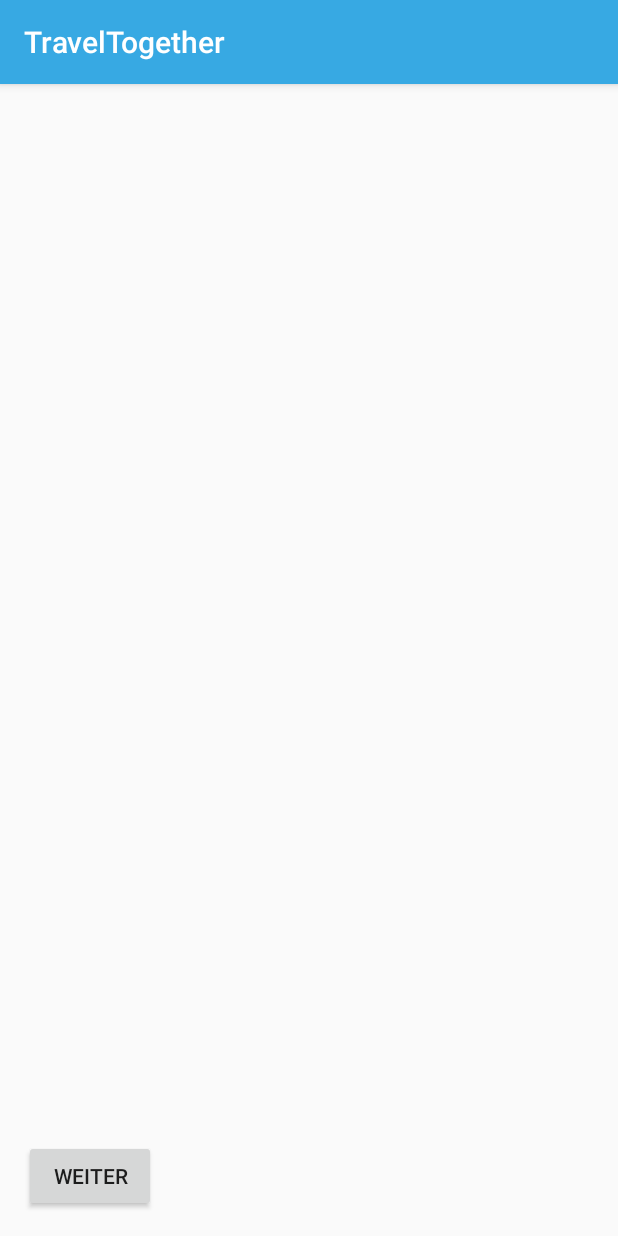
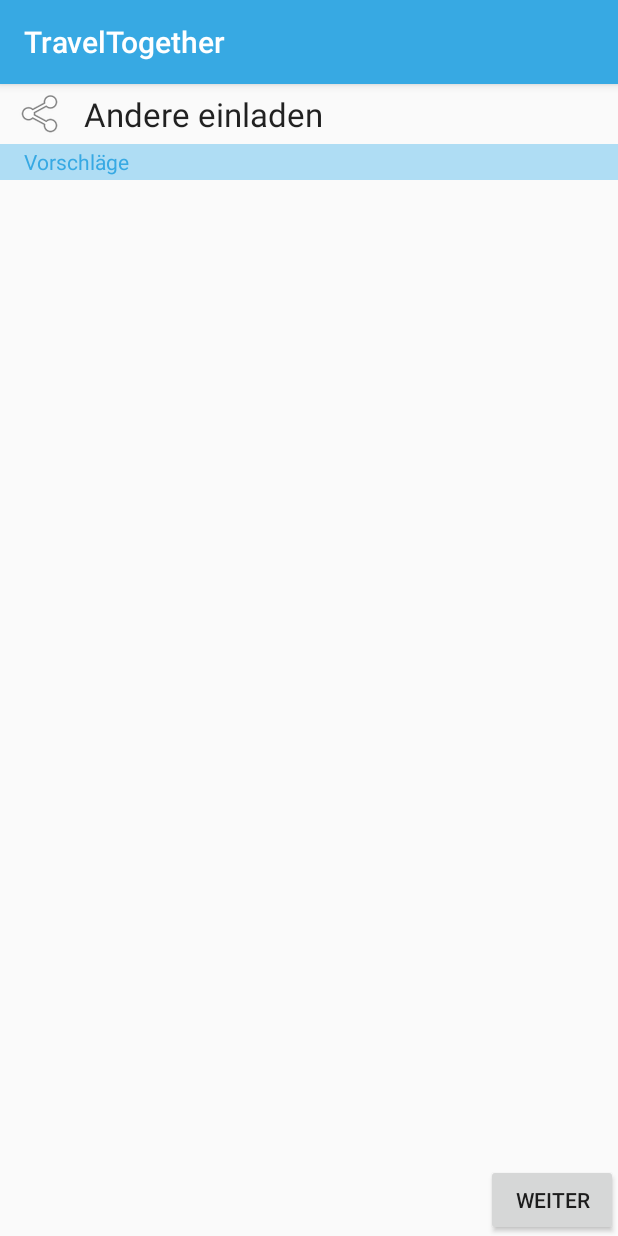
Before and after one commit to chrizzly765/Travel2gether, an Android app: the InvitationActivity screen opened directly, with no data from a screen before it, on a phone screen of 412 x 824 dp. Run offline under Robolectric (Android 15) with nearby library versions, the phone set to English and light mode, and no system bars.

Commit message:
Layout Invitation

```diff
--- a/app/src/main/res/layout/activity_invitation.xml
+++ b/app/src/main/res/layout/activity_invitation.xml
@@ -1,13 +1,11 @@
 <?xml version="1.0" encoding="utf-8"?>
-<LinearLayout xmlns:android="http://schemas.android.com/apk/res/android"
+<RelativeLayout xmlns:android="http://schemas.android.com/apk/res/android"
     xmlns:tools="http://schemas.android.com/tools"
     android:layout_width="match_parent"
     android:layout_height="match_parent"
-    android:paddingBottom="@dimen/activity_vertical_margin"
-    android:paddingLeft="@dimen/activity_horizontal_margin"
-    android:paddingRight="@dimen/activity_horizontal_margin"
-    android:paddingTop="@dimen/activity_vertical_margin"
-    tools:context="de.traveltogether.invitation.InvitationActivity">
+    tools:context="de.traveltogether.invitation.InvitationActivity"
+    android:orientation="horizontal">
+
 
     <!--fragment
         android:id="@+id/fragment_invitation"
@@ -16,25 +14,28 @@
         android:layout_height="wrap_content"
         tools:layout="@layout/abc_activity_chooser_view" /-->
 
-    <Button
-        android:layout_width="wrap_content"
-        android:layout_height="wrap_content"
-        android:text="Weiter"
-        android:id="@+id/invitation_button_continue"
-        android:layout_gravity="bottom" />
-
     <RelativeLayout
         android:id = "@+id/fragment_invitation_container"
         android:layout_width="wrap_content"
-        android:layout_height="40dp"
+        android:layout_height="wrap_content"
 
-            />
-    <!--ImageButton
+        android:layout_alignParentEnd="true"
+        android:paddingTop="64dp"
+        android:layout_marginLeft="8dp"
+        android:layout_marginRight="8dp" />
+
+    <LinearLayout
+        android:orientation="horizontal"
+        android:layout_width="fill_parent"
+        android:layout_height="40dp">
+
+        <ImageButton
             android:layout_width="wrap_content"
-        android:layout_height="43dp"
+            android:layout_height="fill_parent"
             android:id="@+id/button_invite"
             android:src="@android:drawable/ic_menu_share"
-        android:backgroundTint="@color/abc_background_cache_hint_selector_material_light" />
+            android:backgroundTint="@color/abc_background_cache_hint_selector_material_light"
+            android:layout_gravity="center_vertical" />
 
         <TextView
             android:layout_width="wrap_content"
@@ -43,6 +44,34 @@
             android:text="Andere einladen"
             android:id="@+id/text_invite"
             android:autoText="true"
-        android:layout_marginTop="10dp" /-->
+            android:layout_gravity="center_vertical" />
+    </LinearLayout>
 
+    <LinearLayout
+        android:orientation="horizontal"
+        android:layout_width="fill_parent"
+        android:layout_height="24dp"
+        android:background="#afddf4"
+        android:layout_marginTop="40dp">
+
+        <TextView
+            android:layout_width="wrap_content"
+            android:layout_height="wrap_content"
+            android:text="Vorschläge"
+            android:id="@+id/textInvitation"
+            android:paddingLeft="16dp"
+            android:layout_gravity="center_vertical"
+            android:textColor="#37a9e3"
+            android:textSize="14dp" />
     </LinearLayout>
+    <Button
+        android:layout_width="wrap_content"
+        android:layout_height="wrap_content"
+        android:text="Weiter"
+        android:id="@+id/invitation_button_continue"
+        android:layout_gravity="bottom"
+        android:layout_alignParentEnd="true"
+        android:layout_alignParentStart="false"
+        android:layout_alignParentBottom="true" />
+
+</RelativeLayout>
```
Lines whose indentation alone changed are shown as unchanged.
